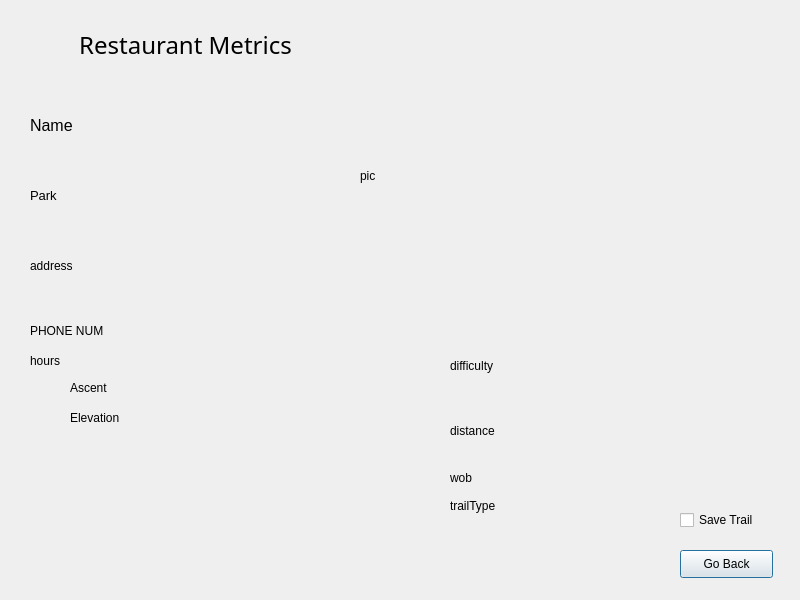
The window that assignment3/src/singleview.ui (Macklemoon/CPSC362-RestaurantProject) describes before a commit, drawn with Qt 5.
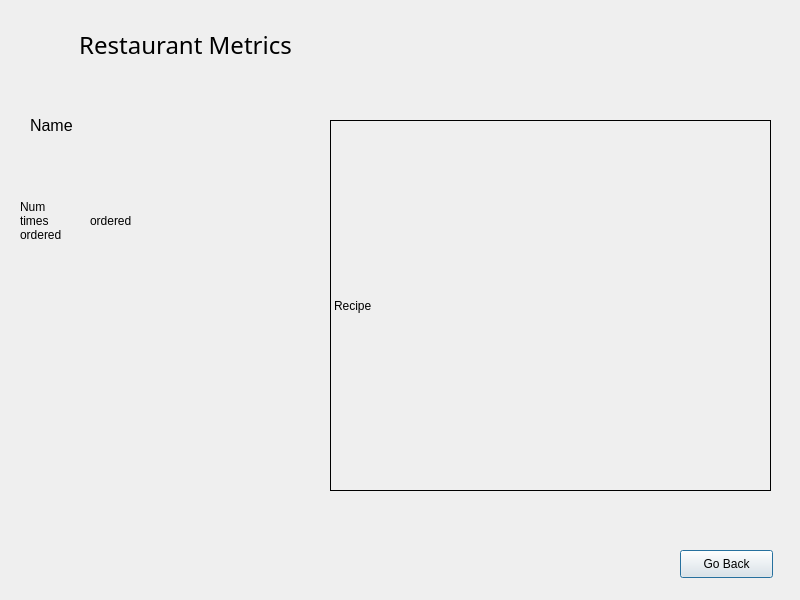
The same window after the commit.

What changed in the file:
```diff
--- a/assignment3/src/singleview.ui
+++ b/assignment3/src/singleview.ui
@@ -13,19 +13,6 @@
   <property name="windowTitle">
    <string>Dialog</string>
   </property>
-  <widget class="QLabel" name="pic">
-   <property name="geometry">
-    <rect>
-     <x>360</x>
-     <y>20</y>
-     <width>411</width>
-     <height>311</height>
-    </rect>
-   </property>
-   <property name="text">
-    <string>pic</string>
-   </property>
-  </widget>
   <widget class="QLabel" name="label_2">
    <property name="geometry">
     <rect>
@@ -76,91 +63,6 @@
     <bool>true</bool>
    </property>
   </widget>
-  <widget class="QLabel" name="park">
-   <property name="geometry">
-    <rect>
-     <x>30</x>
-     <y>170</y>
-     <width>311</width>
-     <height>51</height>
-    </rect>
-   </property>
-   <property name="font">
-    <font>
-     <pointsize>10</pointsize>
-    </font>
-   </property>
-   <property name="text">
-    <string>Park</string>
-   </property>
-   <property name="wordWrap">
-    <bool>true</bool>
-   </property>
-  </widget>
-  <widget class="QLabel" name="address">
-   <property name="geometry">
-    <rect>
-     <x>30</x>
-     <y>240</y>
-     <width>191</width>
-     <height>51</height>
-    </rect>
-   </property>
-   <property name="text">
-    <string>address</string>
-   </property>
-   <property name="wordWrap">
-    <bool>true</bool>
-   </property>
-  </widget>
-  <widget class="QLabel" name="phone">
-   <property name="geometry">
-    <rect>
-     <x>30</x>
-     <y>320</y>
-     <width>121</width>
-     <height>21</height>
-    </rect>
-   </property>
-   <property name="text">
-    <string>PHONE NUM</string>
-   </property>
-   <property name="wordWrap">
-    <bool>true</bool>
-   </property>
-  </widget>
-  <widget class="QLabel" name="hours">
-   <property name="geometry">
-    <rect>
-     <x>30</x>
-     <y>350</y>
-     <width>131</width>
-     <height>21</height>
-    </rect>
-   </property>
-   <property name="text">
-    <string>hours</string>
-   </property>
-   <property name="wordWrap">
-    <bool>true</bool>
-   </property>
-  </widget>
-  <widget class="QLabel" name="difficulty">
-   <property name="geometry">
-    <rect>
-     <x>450</x>
-     <y>340</y>
-     <width>311</width>
-     <height>51</height>
-    </rect>
-   </property>
-   <property name="text">
-    <string>difficulty</string>
-   </property>
-   <property name="wordWrap">
-    <bool>true</bool>
-   </property>
-  </widget>
   <widget class="QPushButton" name="cancel">
    <property name="geometry">
     <rect>
@@ -177,14 +79,20 @@
   <widget class="QLabel" name="ascent">
    <property name="geometry">
     <rect>
-     <x>70</x>
-     <y>380</y>
-     <width>161</width>
-     <height>16</height>
+     <x>330</x>
+     <y>120</y>
+     <width>441</width>
+     <height>371</height>
     </rect>
    </property>
+   <property name="autoFillBackground">
+    <bool>true</bool>
+   </property>
+   <property name="frameShape">
+    <enum>QFrame::Box</enum>
+   </property>
    <property name="text">
-    <string>Ascent</string>
+    <string>Recipe</string>
    </property>
    <property name="wordWrap">
     <bool>true</bool>
@@ -193,80 +101,35 @@
   <widget class="QLabel" name="elevation">
    <property name="geometry">
     <rect>
-     <x>70</x>
-     <y>410</y>
-     <width>161</width>
-     <height>16</height>
+     <x>90</x>
+     <y>210</y>
+     <width>131</width>
+     <height>21</height>
     </rect>
    </property>
    <property name="text">
-    <string>Elevation</string>
+    <string>ordered</string>
    </property>
-   <property name="wordWrap">
-    <bool>true</bool>
-   </property>
   </widget>
   <widget class="QLabel" name="wob">
    <property name="geometry">
     <rect>
-     <x>450</x>
-     <y>470</y>
+     <x>20</x>
+     <y>190</y>
      <width>55</width>
-     <height>16</height>
+     <height>61</height>
     </rect>
    </property>
-   <property name="text">
-    <string>wob</string>
-   </property>
-   <property name="wordWrap">
+   <property name="autoFillBackground">
     <bool>true</bool>
    </property>
-  </widget>
-  <widget class="QLabel" name="trail">
-   <property name="geometry">
-    <rect>
-     <x>450</x>
-     <y>490</y>
-     <width>211</width>
-     <height>31</height>
-    </rect>
-   </property>
    <property name="text">
-    <string>trailType</string>
+    <string>Num times ordered</string>
    </property>
    <property name="wordWrap">
     <bool>true</bool>
    </property>
   </widget>
-  <widget class="QLabel" name="distance">
-   <property name="geometry">
-    <rect>
-     <x>450</x>
-     <y>410</y>
-     <width>291</width>
-     <height>41</height>
-    </rect>
-   </property>
-   <property name="text">
-    <string>distance</string>
-   </property>
-   <property name="wordWrap">
-    <bool>true</bool>
-   </property>
-  </widget>
-  <widget class="QCheckBox" name="saveCheckBox">
-   <property name="geometry">
-    <rect>
-     <x>680</x>
-     <y>510</y>
-     <width>91</width>
-     <height>20</height>
-    </rect>
-   </property>
-   <property name="text">
-    <string>Save Trail</string>
-   </property>
-  </widget>
  </widget>
  <resources/>
  <connections/>
```
Left out of the diff: 6 changed lines with no effect on the pictures.
